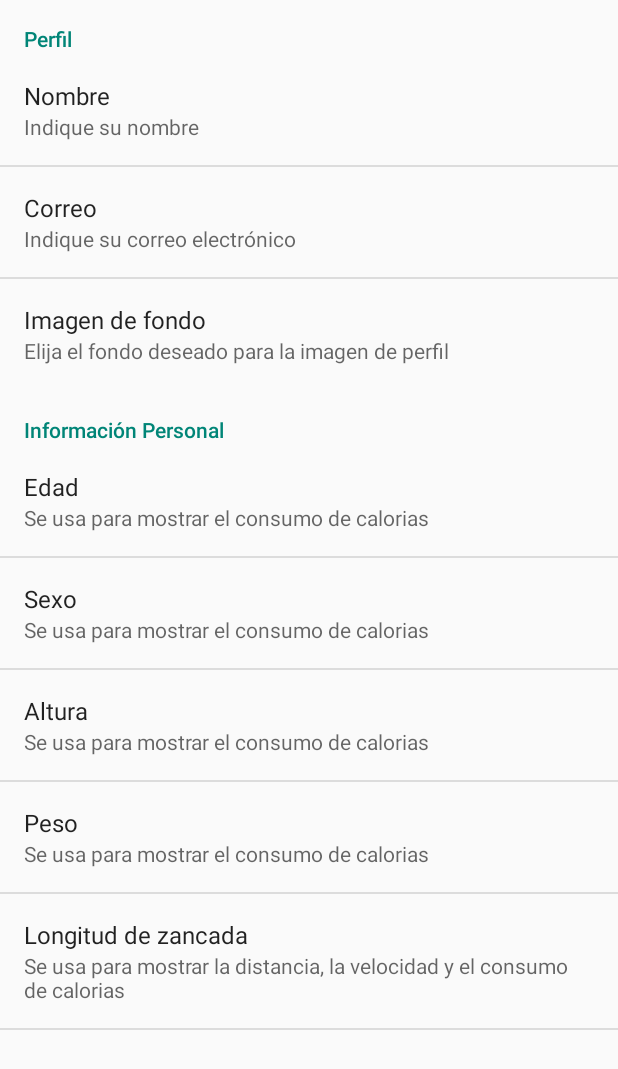
After one commit to ipakto/MediaHora, an Android app: the Opciones screen opened directly, with no data from a screen before it, on a phone screen of 412 x 824 dp. The commit adds this screen. Shown: the top 1069 px of the screen. Run offline under Robolectric (Android 15) with nearby library versions, the phone set to English and light mode, and no system bars.

Commit message:
Añadidos los ajustes sin funcionalidad2

```diff
--- /dev/null
+++ b/app/src/main/java/fyr/uclm/esi/mediahora/Opciones.java
@@ -0,0 +1,17 @@
+package fyr.uclm.esi.mediahora;
+
+import android.os.Bundle;
+import android.preference.PreferenceActivity;
+import android.preference.PreferenceFragment;
+
+/**
+ * Created by Paco on 28/11/2015.
+ */
+public class Opciones extends PreferenceActivity {
+    @Override
+    public void onCreate(Bundle savedInstanceState){
+        super.onCreate(savedInstanceState);
+
+        addPreferencesFromResource(R.xml.opciones);
+    }
+}
--- a/app/src/main/res/values/strings.xml
+++ b/app/src/main/res/values/strings.xml
@@ -54,7 +54,7 @@
     <string name="pref_categ_perfil">Perfil</string>
     <string name="desc_calorias">Se usa para mostrar el consumo de calorias</string>
     <string name="desc_nombre">Indique su nombre</string>
-    <string name="desc_email">Indique su correo electrónico</string>
+    <string name="desc_correo">Indique su correo electrónico</string>
     <string name="pref_dist_desc">Se usa para mostrar la distancia, la velocidad y el consumo de calorias</string>
 
 
--- /dev/null
+++ b/app/src/main/res/xml/opciones.xml
@@ -0,0 +1,49 @@
+<?xml version="1.0" encoding="utf-8"?>
+<PreferenceScreen xmlns:android="http://schemas.android.com/apk/res/android">
+    <PreferenceCategory
+        android:key="pref_gen"
+        android:title="@string/pref_categ_perfil">
+        <EditTextPreference
+            android:key="pNombre"
+            android:title="@string/txtNombre"
+            android:summary="@string/desc_nombre"/>
+        <EditTextPreference
+            android:key="pCorreo"
+            android:title="@string/lblCorreo"
+            android:summary="@string/desc_correo"/>
+        <ListPreference
+            android:key="pFondoPerf"
+            android:title="@string/img_fondo"
+            android:summary="@string/pref_fondo"
+            android:entries="@array/pref_fondo_nombre"
+            android:entryValues="@array/pref_fondo_val"/>
+    </PreferenceCategory>
+    <PreferenceCategory
+        android:key="pref_gen"
+        android:title="@string/pref_categ_pers">
+        <EditTextPreference
+            android:key="pEdad"
+            android:title="@string/pref_edad"
+            android:summary="@string/desc_calorias"/>
+        <ListPreference
+            android:key="pSexo"
+            android:title="@string/pref_sexo"
+            android:summary="@string/desc_calorias"
+            android:entries="@array/pref_sexo_nombre"
+            android:entryValues="@array/pref_sexo_val"/>
+        <EditTextPreference
+            android:key="pAltura"
+            android:title="@string/pref_altura"
+            android:summary="@string/desc_calorias"/>
+        <EditTextPreference
+            android:key="pPeso"
+            android:title="@string/pref_peso"
+            android:summary="@string/desc_calorias"/>
+        <EditTextPreference
+            android:key="pDistanciaP"
+            android:title="@string/pref_dist"
+            android:summary="@string/pref_dist_desc"/>
+    </PreferenceCategory>
+
+
+</PreferenceScreen>
```
